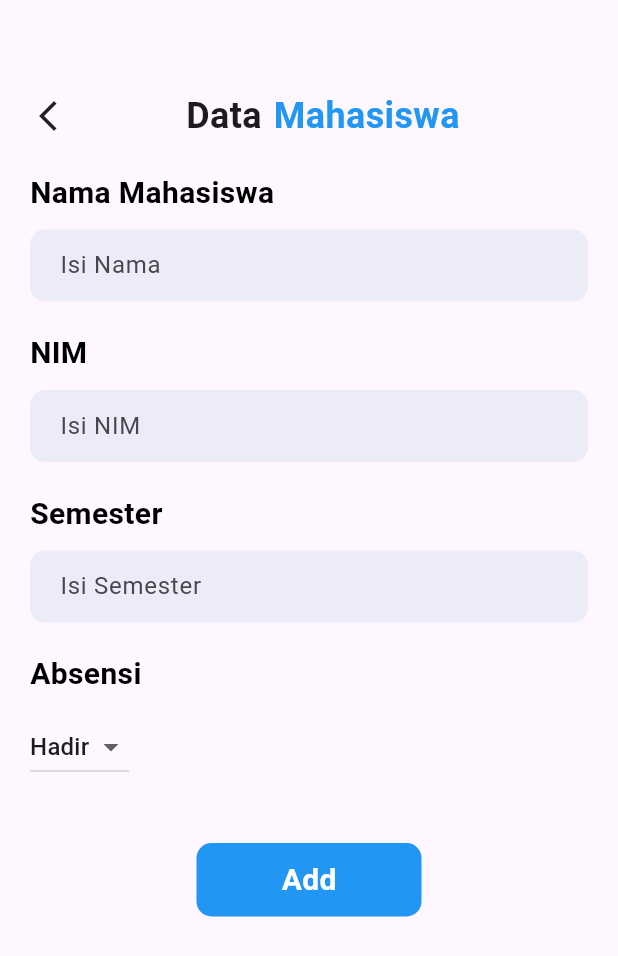
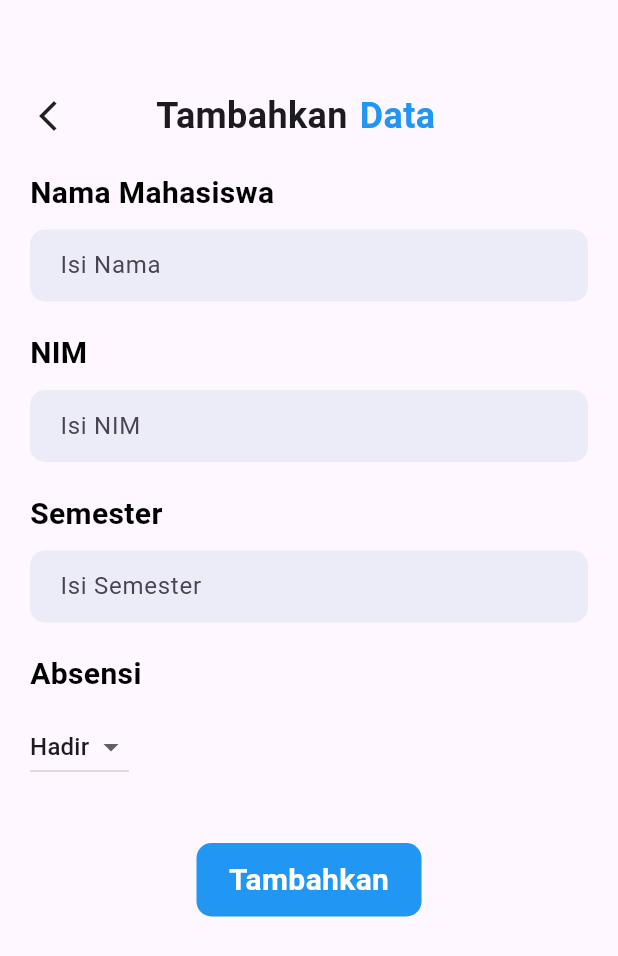
Before and after one commit to Siblih/UAS, a Flutter app: the AddStudent screen opened directly, on a phone screen of 412 x 824 dp. Shown: the top 956 px of the screen. Run offline on Flutter 3.47's test engine with Material 3 defaults, Android fonts, the phone set to English and light mode, and no system bars; our stand-ins replace random_string, supabase_flutter; accounts and stored records are empty.

Commit message:
Perbaian juduln

```diff
--- a/lib/pages/add_student.dart
+++ b/lib/pages/add_student.dart
@@ -55,14 +55,14 @@ class _AddStudentState extends State<AddStudent> {
                   onTap: () => Navigator.pop(context),
                   child: const Icon(Icons.arrow_back_ios_new_outlined),
                 ),
-                SizedBox(width: 80.0),
+                SizedBox(width: 60.0),
                 Text(
-                  "Data",
+                  widget.isEdit ? "Update" : "Tambahkan",
                   style: TextStyle(fontSize: 24.0, fontWeight: FontWeight.bold),
                 ),
                 SizedBox(width: 8.0),
                 Text(
-                  "Mahasiswa",
+                  "Data",
                   style: TextStyle(color: Colors.blue, fontSize: 24.0, fontWeight: FontWeight.bold),
                 ),
               ],
@@ -86,7 +86,7 @@ class _AddStudentState extends State<AddStudent> {
             SizedBox(height: 10.0),
             _buildTextField(rollnoController, "Isi Semester"),
 
-            // Attendance
+            // Absensi
             SizedBox(height: 20.0),
             Text("Absensi", style: _labelStyle()),
             SizedBox(height: 10.0),
@@ -171,7 +171,7 @@ class _AddStudentState extends State<AddStudent> {
                     child: isLoading
                         ? CircularProgressIndicator(color: Colors.white)
                         : Text(
-                            widget.isEdit ? "Update" : "Add",
+                            widget.isEdit ? "Update" : "Tambahkan",
                             style: TextStyle(color: Colors.white, fontSize: 20.0, fontWeight: FontWeight.bold),
                           ),
                   ),
```
